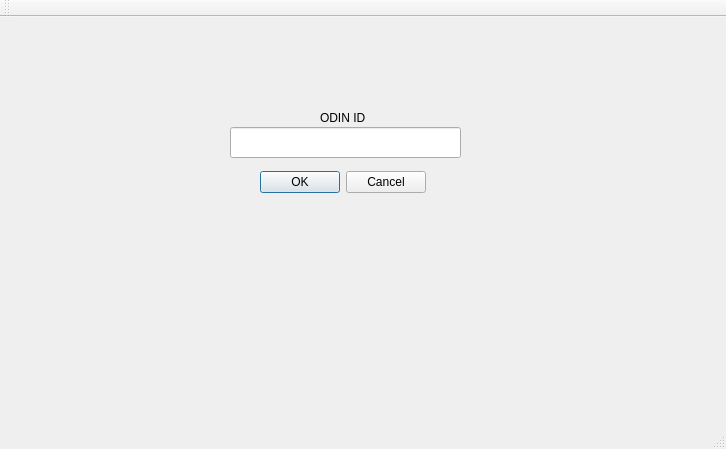
Old version of the form mainwindow.ui in the repository kl0211/pdx-cs-tutors.
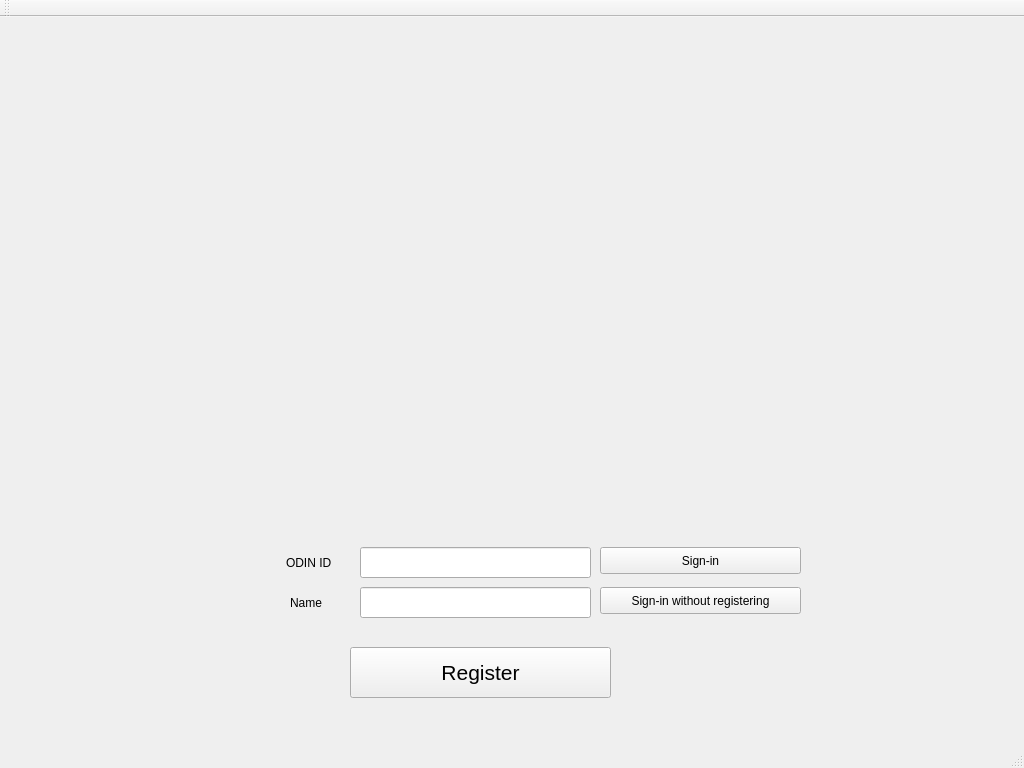
New version of the form.

```diff
--- a/mainwindow.ui
+++ b/mainwindow.ui
@@ -6,8 +6,8 @@
    <rect>
     <x>0</x>
     <y>0</y>
-    <width>726</width>
-    <height>449</height>
+    <width>1024</width>
+    <height>768</height>
    </rect>
   </property>
   <property name="windowTitle">
@@ -17,37 +17,101 @@
    <widget class="QLabel" name="label">
     <property name="geometry">
      <rect>
-      <x>320</x>
-      <y>90</y>
-      <width>67</width>
-      <height>21</height>
+      <x>286</x>
+      <y>530</y>
+      <width>71</width>
+      <height>31</height>
      </rect>
     </property>
     <property name="text">
      <string>ODIN ID</string>
     </property>
    </widget>
+   <widget class="QWidget" name="widget" native="true">
+    <property name="geometry">
+     <rect>
+      <x>110</x>
+      <y>90</y>
+      <width>811</width>
+      <height>371</height>
+     </rect>
+    </property>
+   </widget>
    <widget class="QLineEdit" name="lineEdit">
     <property name="geometry">
      <rect>
-      <x>230</x>
-      <y>110</y>
+      <x>360</x>
+      <y>530</y>
       <width>231</width>
       <height>31</height>
      </rect>
     </property>
    </widget>
-   <widget class="QDialogButtonBox" name="buttonBox">
+   <widget class="QPushButton" name="RegisterButton">
     <property name="geometry">
      <rect>
-      <x>250</x>
-      <y>150</y>
-      <width>176</width>
+      <x>350</x>
+      <y>630</y>
+      <width>261</width>
+      <height>51</height>
+     </rect>
+    </property>
+    <property name="font">
+     <font>
+      <pointsize>16</pointsize>
+     </font>
+    </property>
+    <property name="text">
+     <string>Register</string>
+    </property>
+   </widget>
+   <widget class="QLineEdit" name="lineEdit_2">
+    <property name="geometry">
+     <rect>
+      <x>360</x>
+      <y>570</y>
+      <width>231</width>
       <height>31</height>
      </rect>
     </property>
-    <property name="standardButtons">
-     <set>QDialogButtonBox::Cancel|QDialogButtonBox::Ok</set>
+   </widget>
+   <widget class="QLabel" name="label_2">
+    <property name="geometry">
+     <rect>
+      <x>290</x>
+      <y>570</y>
+      <width>61</width>
+      <height>31</height>
+     </rect>
+    </property>
+    <property name="text">
+     <string>Name</string>
+    </property>
+   </widget>
+   <widget class="QPushButton" name="SignInButton">
+    <property name="geometry">
+     <rect>
+      <x>600</x>
+      <y>530</y>
+      <width>201</width>
+      <height>27</height>
+     </rect>
+    </property>
+    <property name="text">
+     <string>Sign-in</string>
+    </property>
+   </widget>
+   <widget class="QPushButton" name="SignInNoRegButton">
+    <property name="geometry">
+     <rect>
+      <x>600</x>
+      <y>570</y>
+      <width>201</width>
+      <height>27</height>
+     </rect>
+    </property>
+    <property name="text">
+     <string>Sign-in without registering</string>
     </property>
    </widget>
   </widget>
```
Left out of the diff: 23 changed lines with no effect on the pictures.
